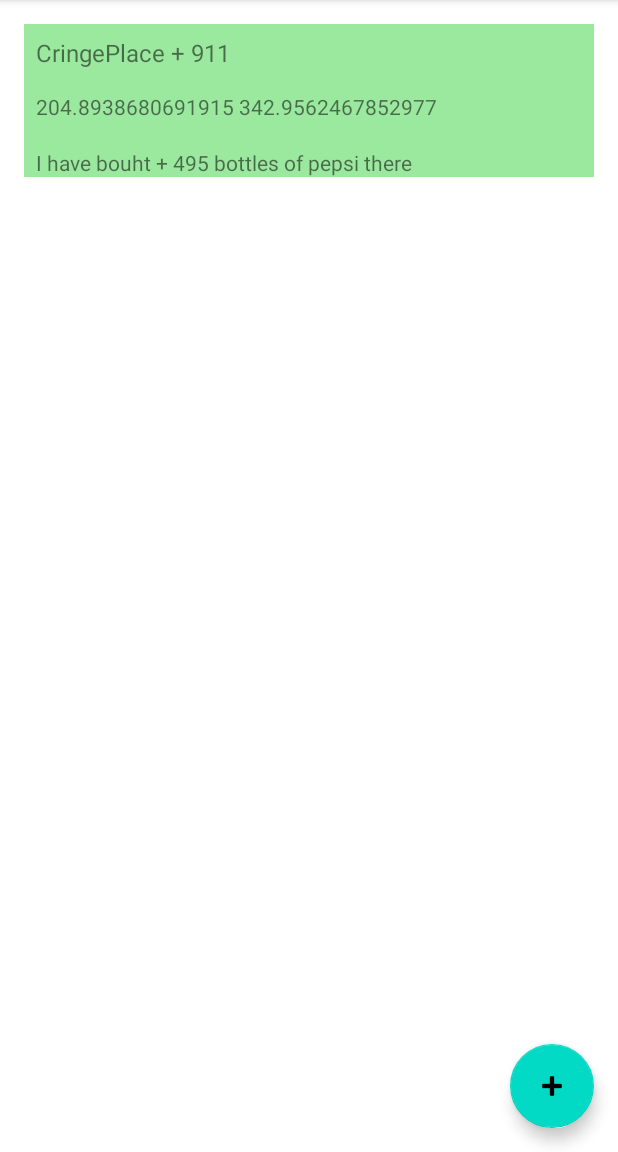
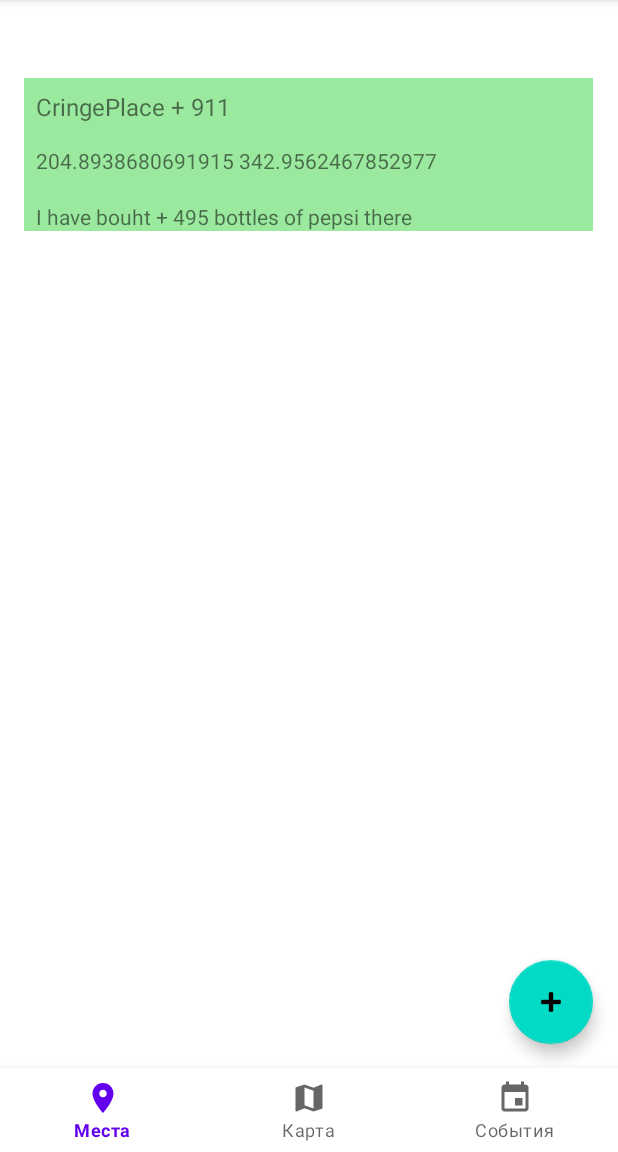
Before and after one commit to Mechwv/PlaceEventMap, an Android app: the screen it shows after launch (MainActivity), after a tap on "TODO", on a phone screen of 412 x 824 dp, the part 84-1236 px from its top. Run offline under Robolectric (Android 15) with nearby library versions, the phone set to English and light mode, and no system bars; our stand-ins replace Dagger/Hilt's generated code, Room's generated code, data binding, navigation-ui; 1 statement that could not run was skipped.

Commit message:
bottom nav test

```diff
--- a/app/build.gradle
+++ b/app/build.gradle
@@ -54,6 +54,10 @@
     //fragment
     implementation 'androidx.fragment:fragment-ktx:1.4.0-alpha10'
 
+    // Облегчённая библиотека, содержит только карту, слой пробок,
+    // LocationManager, UserLocationLayer и возможность скачивать оффлайн карты (только в платной версии).
+    implementation 'com.yandex.android:maps.mobile:4.0.0-lite'
+
 
     // material design
     implementation 'com.google.android.material:material:1.4.0'
--- a/app/src/main/java/com/example/placeeventmap/MainActivity.kt
+++ b/app/src/main/java/com/example/placeeventmap/MainActivity.kt
@@ -2,6 +2,13 @@
 
 import android.os.Bundle
 import androidx.appcompat.app.AppCompatActivity
+import androidx.navigation.findNavController
+import androidx.navigation.fragment.NavHostFragment
+import androidx.navigation.ui.NavigationUI
+import androidx.navigation.ui.setupWithNavController
+import com.example.placeeventmap.databinding.ActivityMainBinding
+import com.example.placeeventmap.databinding.PlacesListFragmentBinding
+import com.google.android.material.bottomnavigation.BottomNavigationView
 import dagger.hilt.android.AndroidEntryPoint
 
 @AndroidEntryPoint
@@ -10,5 +17,9 @@
     override fun onCreate(savedInstanceState: Bundle?) {
         super.onCreate(savedInstanceState)
         setContentView(R.layout.activity_main)
+
+        val navHostFragment = supportFragmentManager.findFragmentById(R.id.fragmentContainerView) as NavHostFragment
+        val navController = navHostFragment.navController
+        NavigationUI.setupWithNavController(findViewById<BottomNavigationView>(R.id.bottomNav), navController)
     }
 }
--- /dev/null
+++ b/app/src/main/res/drawable/ic_baseline_event_24.xml
@@ -0,0 +1,10 @@
+<vector xmlns:android="http://schemas.android.com/apk/res/android"
+    android:width="24dp"
+    android:height="24dp"
+    android:viewportWidth="24"
+    android:viewportHeight="24"
+    android:tint="?attr/colorControlNormal">
+  <path
+      android:fillColor="@android:color/white"
+      android:pathData="M17,12h-5v5h5v-5zM16,1v2L8,3L8,1L6,1v2L5,3c-1.11,0 -1.99,0.9 -1.99,2L3,19c0,1.1 0.89,2 2,2h14c1.1,0 2,-0.9 2,-2L21,5c0,-1.1 -0.9,-2 -2,-2h-1L18,1h-2zM19,19L5,19L5,8h14v11z"/>
+</vector>
--- /dev/null
+++ b/app/src/main/res/drawable/ic_baseline_map_24.xml
@@ -0,0 +1,10 @@
+<vector xmlns:android="http://schemas.android.com/apk/res/android"
+    android:width="24dp"
+    android:height="24dp"
+    android:viewportWidth="24"
+    android:viewportHeight="24"
+    android:tint="?attr/colorControlNormal">
+  <path
+      android:fillColor="@android:color/white"
+      android:pathData="M20.5,3l-0.16,0.03L15,5.1 9,3 3.36,4.9c-0.21,0.07 -0.36,0.25 -0.36,0.48V20.5c0,0.28 0.22,0.5 0.5,0.5l0.16,-0.03L9,18.9l6,2.1 5.64,-1.9c0.21,-0.07 0.36,-0.25 0.36,-0.48V3.5c0,-0.28 -0.22,-0.5 -0.5,-0.5zM15,19l-6,-2.11V5l6,2.11V19z"/>
+</vector>
--- /dev/null
+++ b/app/src/main/res/drawable/ic_baseline_place_24.xml
@@ -0,0 +1,10 @@
+<vector xmlns:android="http://schemas.android.com/apk/res/android"
+    android:width="24dp"
+    android:height="24dp"
+    android:viewportWidth="24"
+    android:viewportHeight="24"
+    android:tint="?attr/colorControlNormal">
+  <path
+      android:fillColor="@android:color/white"
+      android:pathData="M12,2C8.13,2 5,5.13 5,9c0,5.25 7,13 7,13s7,-7.75 7,-13c0,-3.87 -3.13,-7 -7,-7zM12,11.5c-1.38,0 -2.5,-1.12 -2.5,-2.5s1.12,-2.5 2.5,-2.5 2.5,1.12 2.5,2.5 -1.12,2.5 -2.5,2.5z"/>
+</vector>
--- a/app/src/main/res/layout/activity_main.xml
+++ b/app/src/main/res/layout/activity_main.xml
@@ -1,6 +1,7 @@
 <?xml version="1.0" encoding="utf-8"?>
-<FrameLayout xmlns:android="http://schemas.android.com/apk/res/android"
+<androidx.constraintlayout.widget.ConstraintLayout xmlns:android="http://schemas.android.com/apk/res/android"
     xmlns:app="http://schemas.android.com/apk/res-auto"
+    xmlns:tools="http://schemas.android.com/tools"
     android:id="@+id/main_container"
     android:layout_width="match_parent"
     android:layout_height="match_parent">
@@ -8,8 +9,20 @@
     <androidx.fragment.app.FragmentContainerView
         android:id="@+id/fragmentContainerView"
         android:name="androidx.navigation.fragment.NavHostFragment"
+        android:layout_width="411dp"
+        android:layout_height="676dp"
+        app:defaultNavHost="true"
+        app:layout_constraintBottom_toTopOf="@+id/bottomNav"
+        app:layout_constraintStart_toStartOf="parent"
+        app:navGraph="@navigation/my_nav" />
+
+    <com.google.android.material.bottomnavigation.BottomNavigationView
+        android:id="@+id/bottomNav"
         android:layout_width="match_parent"
-        android:layout_height="match_parent"
-        app:defaultNavHost="true"
-        app:navGraph="@navigation/my_nav" />
-</FrameLayout>
+        android:layout_height="wrap_content"
+        android:elevation="6dp"
+        app:layout_constraintBottom_toBottomOf="parent"
+        app:layout_constraintEnd_toEndOf="parent"
+        app:layout_constraintStart_toStartOf="parent"
+        app:menu="@menu/bottom_nav" />
+</androidx.constraintlayout.widget.ConstraintLayout>
--- a/app/src/main/res/layout/places_list_fragment.xml
+++ b/app/src/main/res/layout/places_list_fragment.xml
@@ -3,7 +3,7 @@
     xmlns:tools="http://schemas.android.com/tools"
     android:layout_width="match_parent"
     android:layout_height="match_parent"
-    android:id="@+id/frameLayout">
+    android:id="@+id/placesFragment">
 
 
     <com.google.android.material.floatingactionbutton.FloatingActionButton
--- /dev/null
+++ b/app/src/main/res/menu/bottom_nav.xml
@@ -0,0 +1,18 @@
+<?xml version="1.0" encoding="utf-8"?>
+<menu xmlns:android="http://schemas.android.com/apk/res/android">
+    <item
+        android:id="@+id/placesFragment"
+        android:enabled="true"
+        android:icon="@drawable/ic_baseline_place_24"
+        android:title="Места"/>
+    <item
+        android:id="@+id/mapFragment"
+        android:enabled="true"
+        android:icon="@drawable/ic_baseline_map_24"
+        android:title="Карта"/>
+    <item
+        android:id="@+id/eventsFragment"
+        android:enabled="true"
+        android:icon="@drawable/ic_baseline_event_24"
+        android:title="События"/>
+</menu>
--- a/app/src/main/res/navigation/my_nav.xml
+++ b/app/src/main/res/navigation/my_nav.xml
@@ -16,6 +16,18 @@
         <deepLink
             android:id="@+id/deepLink"
             app:uri="https://placeevent.map/places" />
+        <action
+            android:id="@+id/action_placesFragment_to_mapFragment"
+            app:destination="@id/mapFragment" />
+    </fragment>
+    <fragment
+        android:id="@+id/mapFragment"
+        android:name="com.example.placeeventmap.presentation.map.MapFragment"
+        android:label="MapFragment"
+        tools:layout="@layout/map_fragment">
+        <argument
+            android:name="place_id"
+            app:argType="integer" />
     </fragment>
     <fragment
         android:id="@+id/eventAddFragment"
--- a/app/src/main/res/values/strings.xml
+++ b/app/src/main/res/values/strings.xml
@@ -14,5 +14,7 @@
     <string name="timing">Время проведения события</string>
     <string name="start_time">Время начала:</string>
     <string name="end_time">Время окончания:</string>
+    <!-- TODO: Remove or change this placeholder text -->
+    <string name="hello_blank_fragment">Hello blank fragment</string>
 
 </resources>
```
